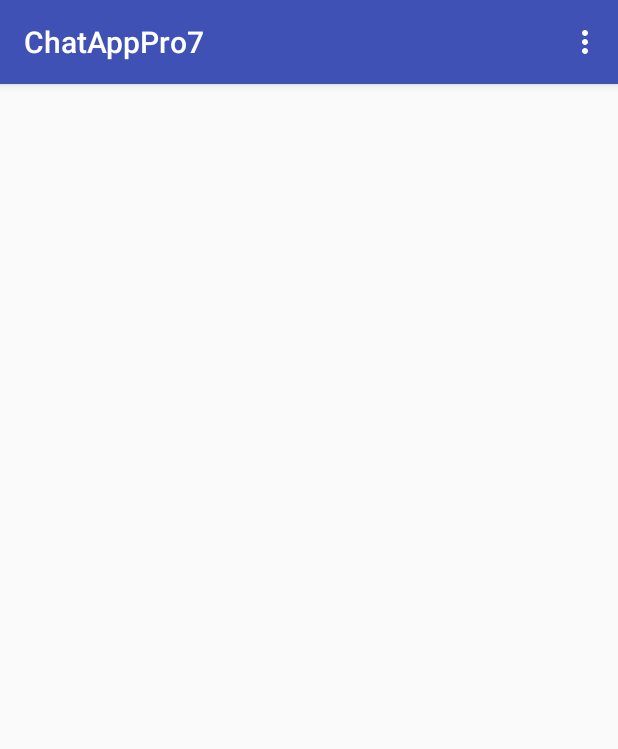
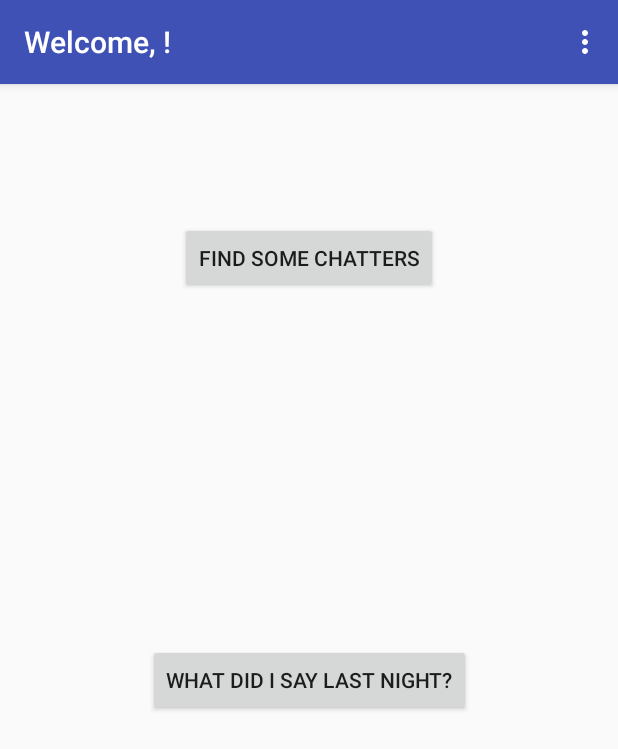
Before and after one commit to ashmortar/ChatAppProv7, an Android app: the screen it shows after launch once a user with an empty profile is signed in (MainActivity), on a phone screen of 412 x 824 dp. Shown: the top 749 px of the screen. Run offline under Robolectric (Android 15) with nearby library versions, the phone set to English and light mode, and no system bars; our stand-ins replace ButterKnife, Firebase (no records; nobody signed in at launch, a user with empty details on screens opened directly).

Commit message:
make auth working along with saving user data to node under authed user id.  Also add welcome message to main activity, navigation to user search and chat view.  Finally adds back buttons to both list activities

```diff
--- a/app/build.gradle
+++ b/app/build.gradle
@@ -64,9 +64,10 @@ dependencies {
     compile 'com.android.support:recyclerview-v7:27.1.0'
     compile 'org.parceler:parceler-api:1.1.6'
     annotationProcessor 'org.parceler:parceler:1.1.6'
-    compile 'com.google.firebase:firebase-database:12.0.0'
+    compile 'com.google.firebase:firebase-database:11.8.0'
     implementation 'com.firebaseui:firebase-ui-database:3.2.2'
-    compile 'com.google.firebase:firebase-auth:12.0.0'
+    compile 'com.google.firebase:firebase-auth:11.8.0'
+    compile 'com.google.android.gms:play-services-auth:11.8.0'
 }
 
 apply plugin: 'com.google.gms.google-services'
--- a/app/src/main/java/chat7/app/pro/chatapppro7/ui/MainActivity.java
+++ b/app/src/main/java/chat7/app/pro/chatapppro7/ui/MainActivity.java
@@ -1,22 +1,61 @@
 package chat7.app.pro.chatapppro7.ui;
 
 import android.content.Intent;
+import android.support.annotation.NonNull;
 import android.support.v7.app.AppCompatActivity;
 import android.os.Bundle;
 import android.view.Menu;
 import android.view.MenuInflater;
 import android.view.MenuItem;
+import android.view.View;
+import android.widget.Button;
 
 import com.google.firebase.auth.FirebaseAuth;
+import com.google.firebase.auth.FirebaseUser;
 
+import butterknife.BindView;
+import butterknife.ButterKnife;
 import chat7.app.pro.chatapppro7.R;
 
-public class MainActivity extends AppCompatActivity {
+public class MainActivity extends AppCompatActivity implements View.OnClickListener{
+    @BindView(R.id.findUsersButton) Button mFindUsersButton;
+    @BindView(R.id.viewChatsButton) Button mViewChatsButton;
 
-    @Override
+    private FirebaseAuth mAuth;
+    private FirebaseAuth.AuthStateListener mAuthListener;
+
     protected void onCreate(Bundle savedInstanceState) {
         super.onCreate(savedInstanceState);
         setContentView(R.layout.activity_main);
+        ButterKnife.bind(this);
+
+        mFindUsersButton.setOnClickListener(this);
+        mViewChatsButton.setOnClickListener(this);
+
+        mAuth = FirebaseAuth.getInstance();
+        mAuthListener = new FirebaseAuth.AuthStateListener() {
+            @Override
+            public void onAuthStateChanged(@NonNull FirebaseAuth firebaseAuth) {
+                FirebaseUser user = firebaseAuth.getCurrentUser();
+                if (user != null) {
+                    getSupportActionBar().setTitle("Welcome, " + user.getDisplayName() + "!");
+                } else {
+
+                }
+            }
+        };
+    }
+
+    @Override
+    public void onClick(View view) {
+        if (view == mFindUsersButton) {
+            Intent intent = new Intent(MainActivity.this, UserListActivity.class);
+            startActivity(intent);
+        }
+        if (view == mViewChatsButton) {
+            Intent intent = new Intent(MainActivity.this, ChatListActivity.class);
+            startActivity(intent);
+        }
     }
     @Override
     public boolean onCreateOptionsMenu(Menu menu) {
@@ -42,4 +81,18 @@ public class MainActivity extends AppCompatActivity {
         startActivity(intent);
         finish();
     }
+
+    @Override
+    public void onStart() {
+        super.onStart();
+        mAuth.addAuthStateListener(mAuthListener);
+    }
+
+    @Override
+    public void onStop() {
+        super.onStop();
+        if (mAuthListener != null) {
+            mAuth.removeAuthStateListener(mAuthListener);
+        }
+    }
 }
--- a/app/src/main/res/layout/activity_main.xml
+++ b/app/src/main/res/layout/activity_main.xml
@@ -6,4 +6,30 @@
     android:layout_height="match_parent"
     tools:context="chat7.app.pro.chatapppro7.ui.MainActivity">
 
+    <Button
+        android:id="@+id/findUsersButton"
+        android:layout_width="wrap_content"
+        android:layout_height="wrap_content"
+        android:layout_marginEnd="148dp"
+        android:layout_marginStart="148dp"
+        android:layout_marginTop="92dp"
+        android:text="Find Some Chatters"
+        app:layout_constraintEnd_toEndOf="parent"
+        app:layout_constraintStart_toStartOf="parent"
+        app:layout_constraintTop_toTopOf="parent" />
+
+    <Button
+        android:id="@+id/viewChatsButton"
+        android:layout_width="wrap_content"
+        android:layout_height="wrap_content"
+        android:layout_marginBottom="8dp"
+        android:layout_marginEnd="148dp"
+        android:layout_marginStart="148dp"
+        android:layout_marginTop="76dp"
+        android:text="What Did I Say Last Night?"
+        app:layout_constraintBottom_toBottomOf="parent"
+        app:layout_constraintEnd_toEndOf="parent"
+        app:layout_constraintStart_toStartOf="parent"
+        app:layout_constraintTop_toBottomOf="@+id/findUsersButton"
+        app:layout_constraintVertical_bias="0.317" />
 </android.support.constraint.ConstraintLayout>
```
Also changed, not shown: app/src/main/AndroidManifest.xml (+11 -5 lines), app/src/main/java/chat7/app/pro/chatapppro7/models/User.java (added, +46 -0 lines), app/src/main/java/chat7/app/pro/chatapppro7/services/FirebaseService.java (added, +20 -0 lines), app/src/main/java/chat7/app/pro/chatapppro7/ui/CreateAccountActivity.java (+8 -0 lines).
